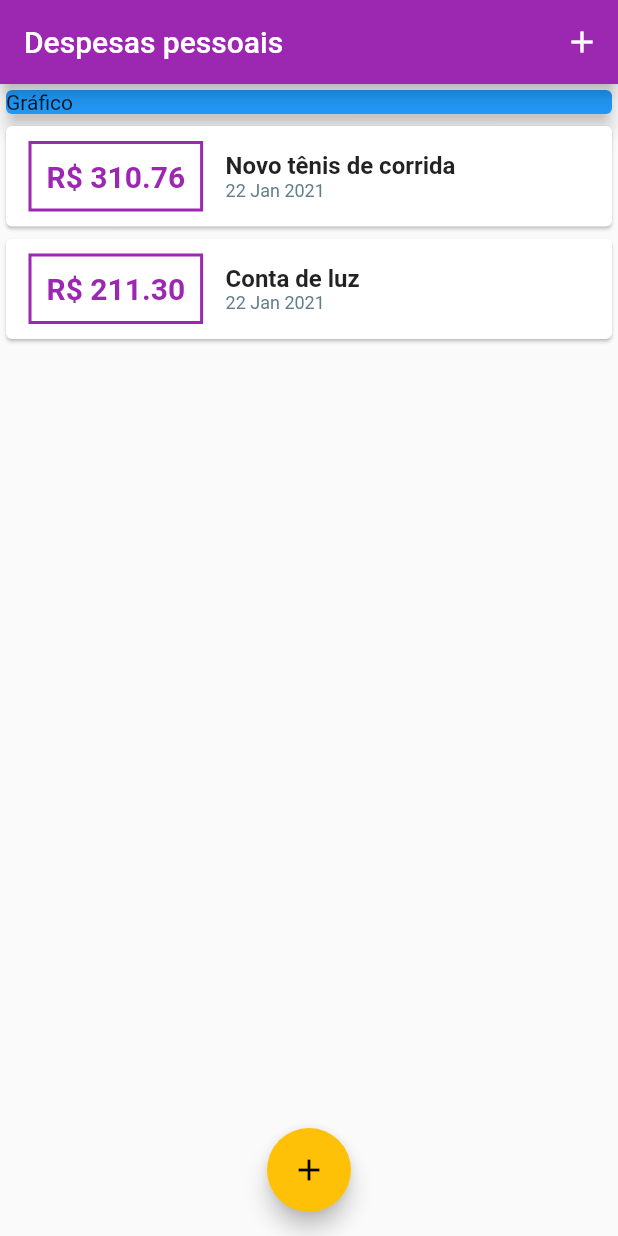
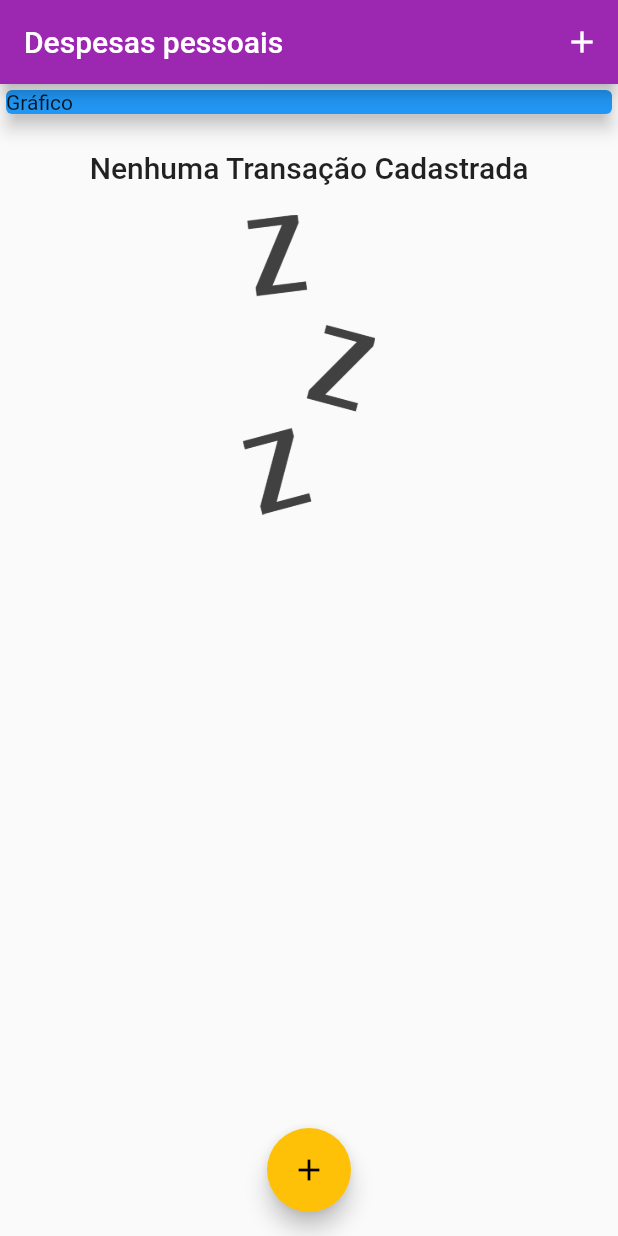
Before and after one commit to jeanpandolfi/despesas_pessoais-flutter, a Flutter app: the screen it shows after launch, on a phone screen of 412 x 824 dp. Run offline on Flutter 3.47's test engine with Material 2 defaults, Android fonts, the phone set to English and light mode, and no system bars.

```diff
--- a/lib/components/transaction_list.dart
+++ b/lib/components/transaction_list.dart
@@ -13,7 +13,23 @@ class TransactionList extends StatelessWidget {
   Widget build(BuildContext context) {
     return Container(
       height: 300,
-      child: ListView.builder(
+      child: this.transactions.isEmpty ? Column(
+        children: [
+          SizedBox(height: 20,),
+          Text(
+            "Nenhuma Transação Cadastrada",
+            style: Theme.of(context).textTheme.title,
+          ),
+          SizedBox(height: 20,),
+          Container(
+            height: 200,
+            child: Image.asset(
+              "assets/images/waiting.png",
+              fit: BoxFit.cover,
+            ),
+          )
+        ],
+      ) : ListView.builder(
         itemCount: this.transactions.length,
         itemBuilder: (ctx, index) {
           final tr = transactions[index];
--- a/lib/main.dart
+++ b/lib/main.dart
@@ -36,8 +36,8 @@ class MyHomePage extends StatefulWidget {
 class _MyHomePageState extends State<MyHomePage>{
 
   final List<Transaction> _transactions = [
-    Transaction(id: 't1', title: 'Novo tênis de corrida', value: 310.76, date: DateTime.now()),
-    Transaction(id: 't2', title: 'Conta de luz', value: 211.30, date: DateTime.now())
+    // Transaction(id: 't1', title: 'Novo tênis de corrida', value: 310.76, date: DateTime.now()),
+    // Transaction(id: 't2', title: 'Conta de luz', value: 211.30, date: DateTime.now())
   ];
 
   void _addTransaction(String title, double value){
--- a/pubspec.yaml
+++ b/pubspec.yaml
@@ -46,9 +46,8 @@ flutter:
   uses-material-design: true
 
   # To add assets to your application, add an assets section, like this:
-  # assets:
-  #   - images/a_dot_burr.jpeg
-  #   - images/a_dot_ham.jpeg
+  assets:
+    - assets/images/waiting.png
 
   # An image asset can refer to one or more resolution-specific "variants", see
   # https://flutter.dev/assets-and-images/#resolution-aware.
```
Also changed, not shown: assets/images/waiting.png (added).
